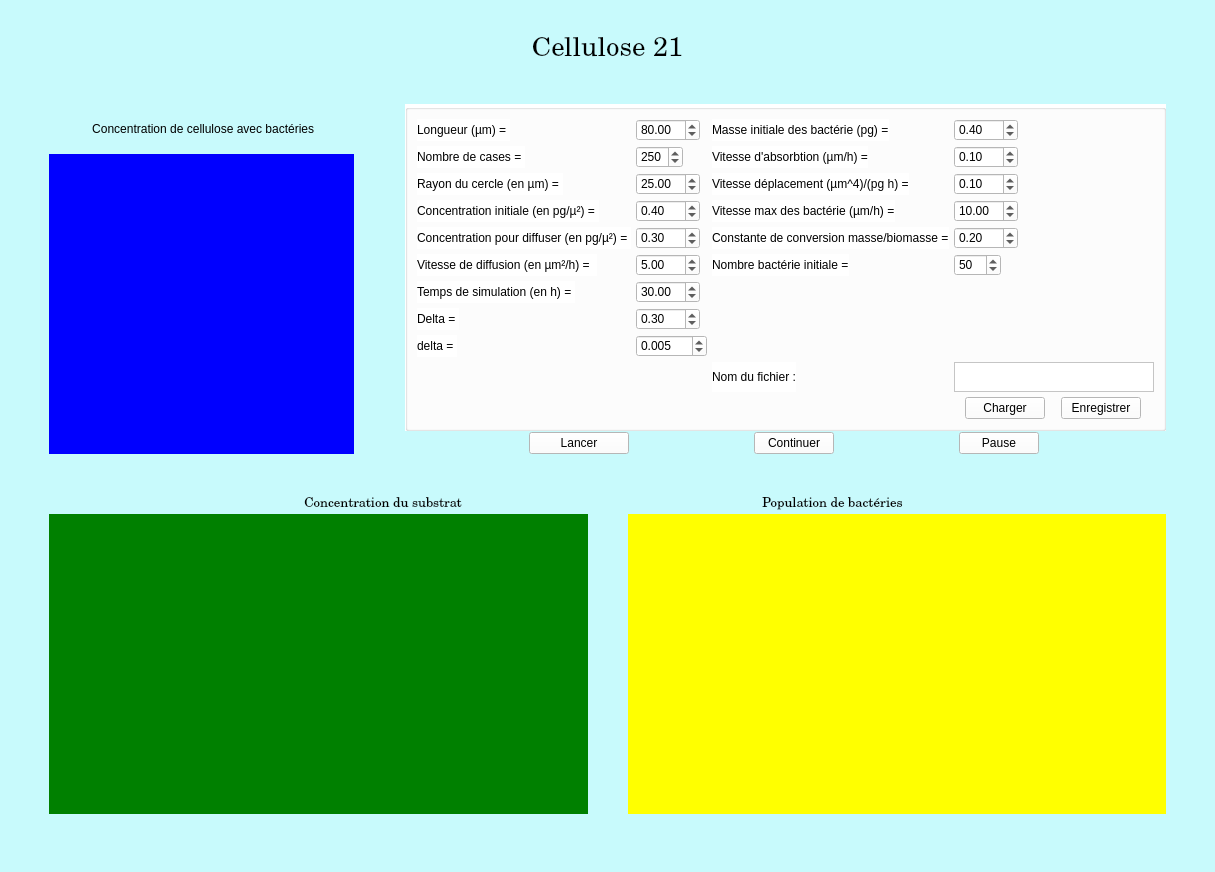
Old version of the form Application/src/Ui_Simulation.ui in the repository enzo-viguier/Cellulose-21.
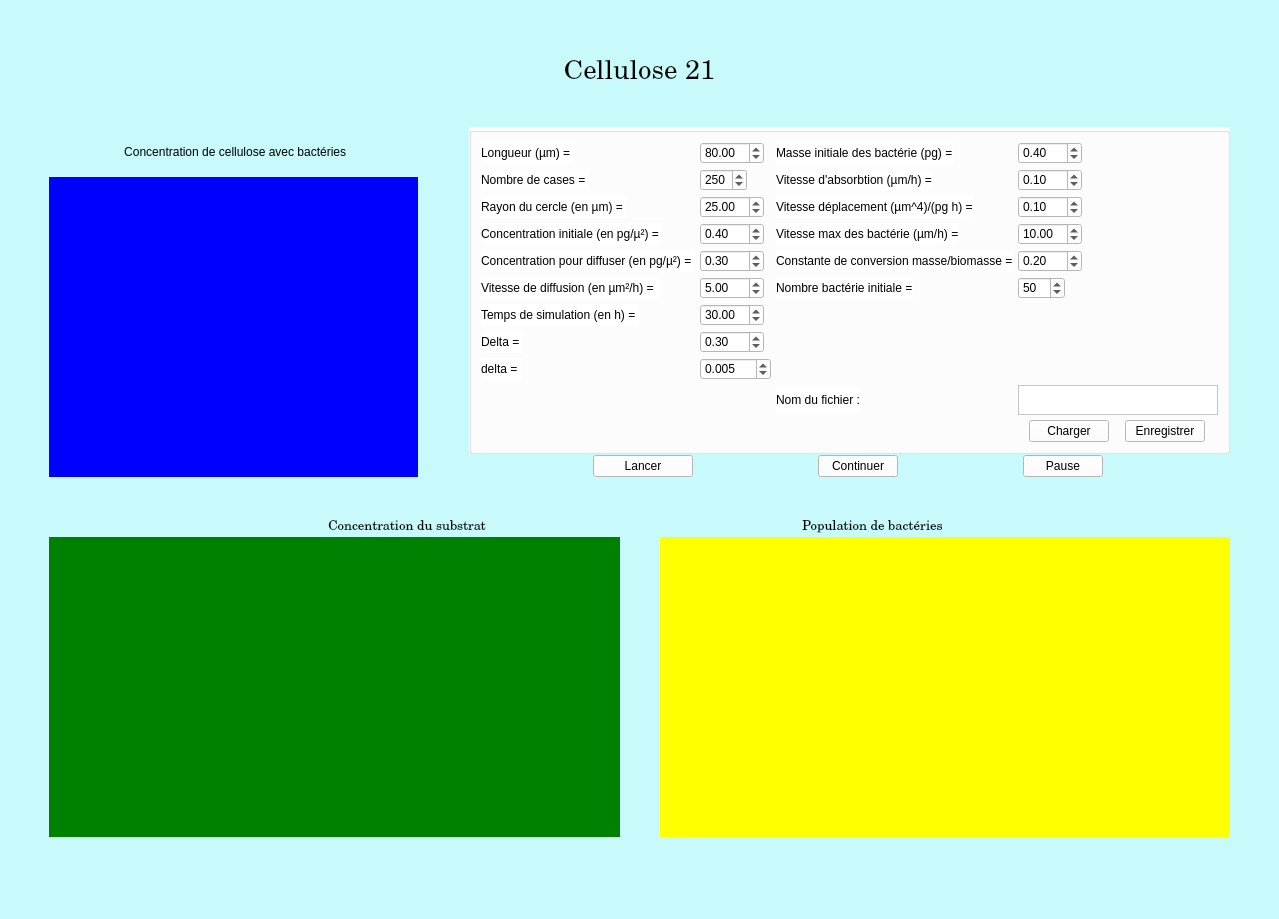
New version of the form. Custom widgets are drawn as their Qt base class.

Commit message: Changement de l'interface

The edit to the form file:
```diff
--- a/Application/src/Ui_Simulation.ui
+++ b/Application/src/Ui_Simulation.ui
@@ -9,8 +9,8 @@
    <rect>
     <x>0</x>
     <y>0</y>
-    <width>1215</width>
-    <height>872</height>
+    <width>1279</width>
+    <height>919</height>
    </rect>
   </property>
   <property name="windowTitle">
@@ -169,7 +169,7 @@
              <enum>QLayout::SetFixedSize</enum>
             </property>
             <item row="0" column="0">
-             <widget class="QGroupBox" name="">
+             <widget class="QGroupBox" name="groupBox">
               <property name="styleSheet">
                <string notr="true">background-color : white</string>
               </property>
@@ -830,7 +830,7 @@
                   </size>
                  </property>
                  <property name="styleSheet">
-                  <string notr="true">backgroung-color : rgb(255, 255, 255)</string>
+                  <string notr="true">background-color : rgb(255, 255, 255)</string>
                  </property>
                 </widget>
                </item>
```
Left out of the diff: 10 changed lines with no effect on the pictures. The commit also changes 1 other file.
